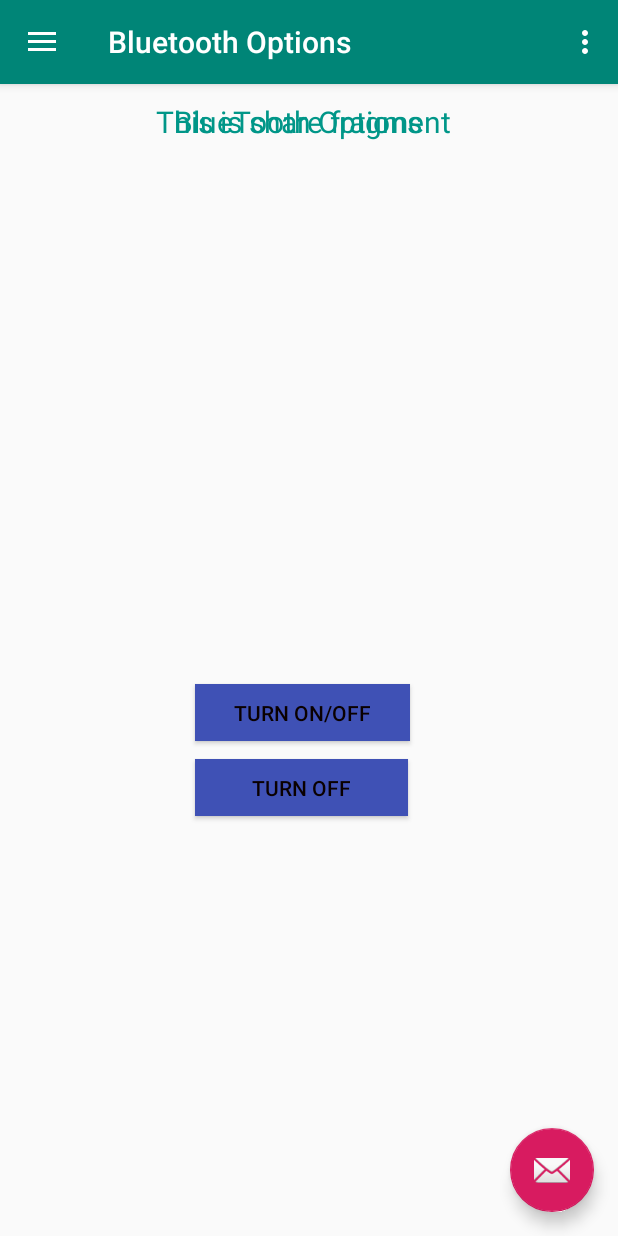
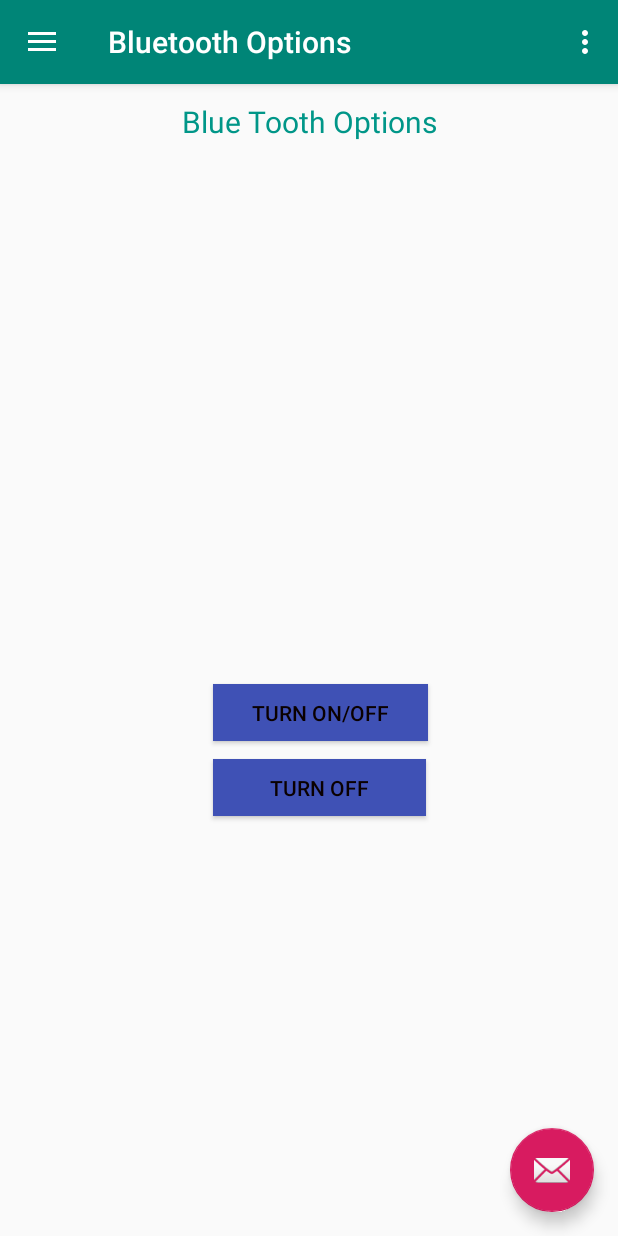
Before and after one commit to walid101/MakeHarvard_2020, an Android app: the screen it shows after launch (MainActivity), in the side drawer, after a tap on "Bluetooth Options", on a phone screen of 412 x 824 dp. Run offline under Robolectric (Android 15) with nearby library versions, the phone set to English and light mode, and no system bars; our stand-ins replace navigation-ui.

Commit message:
Blutooth is now able to be enabled, popups to indicate bluetooth activity are installed.

```diff
--- a/app/src/main/java/com/example/opencvarduinobluetoothrobotv1/ui/share/ShareViewModel.java
+++ b/app/src/main/java/com/example/opencvarduinobluetoothrobotv1/ui/share/ShareViewModel.java
@@ -10,7 +10,7 @@ public class ShareViewModel extends ViewModel {
 
     public ShareViewModel() {
         mText = new MutableLiveData<>();
-        mText.setValue("This is share fragment");
+        mText.setValue("Blue Tooth Options");
     }
 
     public LiveData<String> getText() {
--- a/app/src/main/res/layout/fragment_share.xml
+++ b/app/src/main/res/layout/fragment_share.xml
@@ -5,31 +5,25 @@
     android:layout_height="match_parent"
     android:orientation="horizontal"
     xmlns:android="http://schemas.android.com/apk/res/android">
-
-    <TextView
-        android:id="@+id/BlueTooth"
-        android:layout_width="388dp"
-        android:layout_height="30dp"
-        android:layout_marginStart="8dp"
-        android:layout_marginTop="8dp"
-        android:layout_marginEnd="8dp"
-        android:text=""
-        android:textAlignment="center"
-        android:textColor="#009688"
-        android:textSize="20sp" />
-
-
     <TextView
         android:id="@+id/blueOps"
         android:layout_width="388dp"
-        android:layout_height="345dp"
-        android:layout_marginStart="-400dp"
+        android:layout_height="575dp"
+        android:layout_marginStart="12dp"
         android:layout_marginTop="8dp"
         android:layout_marginEnd="8dp"
         android:text="@string/Blutooth_Options"
         android:textAlignment="center"
         android:textColor="#009688"
-        android:textSize="20sp" />
+        android:textSize="20sp"
+        />
+    <ListView
+        android:layout_width="match_parent"
+        android:layout_height="300dp"
+        android:layout_marginStart="-400dp"
+        android:layout_marginTop="50dp"
+        android:layout_marginEnd="8dp"
+        />
 
     <Button
         android:id="@+id/BlueOn"
--- a/app/src/main/res/values/strings.xml
+++ b/app/src/main/res/values/strings.xml
@@ -15,4 +15,6 @@
     <string name="menu_tools">Tools</string>
     <string name="menu_share">Bluetooth Options</string>
     <string name="menu_send">Team Credits</string>
+    <string name="turned_on">Bluetooth is now On</string>
+    <string name = "turned_off">Bluetooth is now turned Off</string>
 </resources>
```
Also changed, not shown: app/src/main/java/com/example/opencvarduinobluetoothrobotv1/ui/share/ShareFragment.java (+22 -29 lines).
